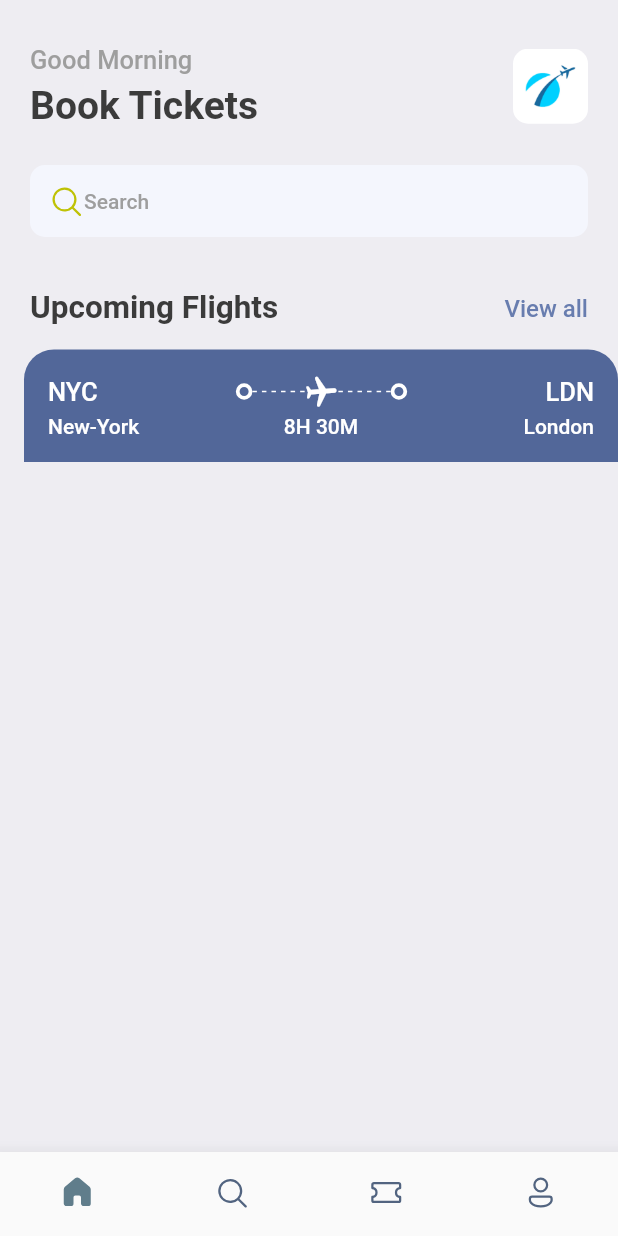
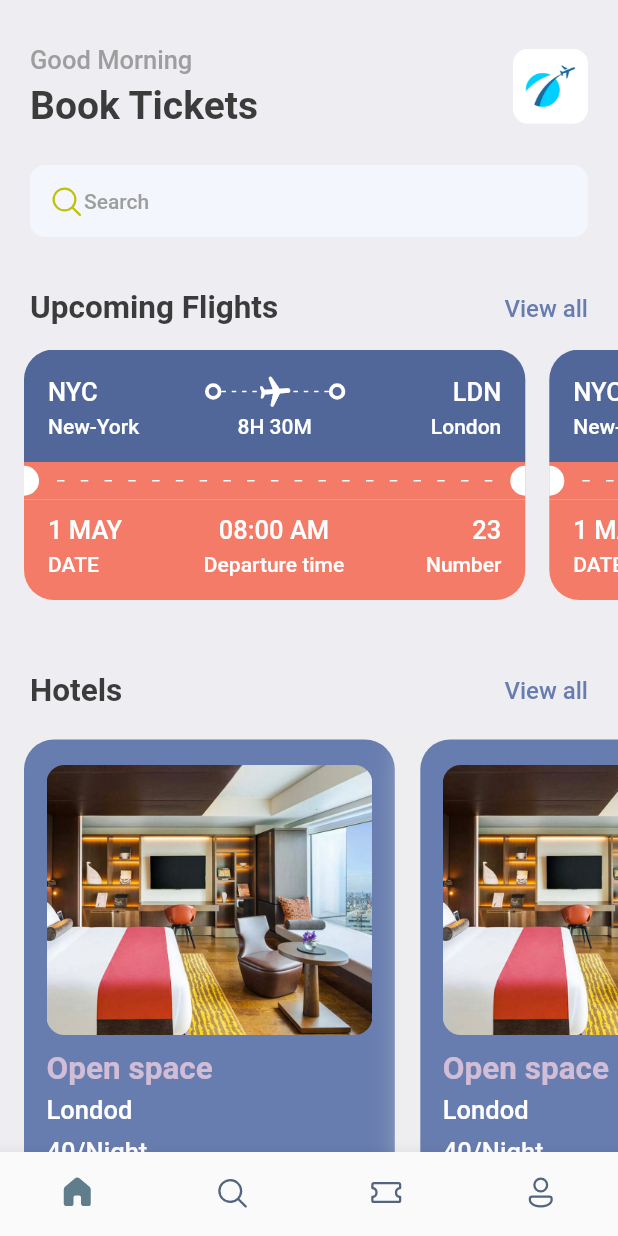
Before and after one commit to Shajjad002/flutterproject, a Flutter app: the screen it shows after launch, on a phone screen of 412 x 824 dp. Run offline on Flutter 3.47's test engine with Material 2 defaults, Android fonts, the phone set to English and light mode, and no system bars; our stand-ins replace fluentui_icons, gap.

Commit message:
Hotel screen

```diff
--- a/lib/screens/home_screen.dart
+++ b/lib/screens/home_screen.dart
@@ -1,6 +1,7 @@
 import 'package:fluentui_icons/fluentui_icons.dart';
 import 'package:flutter/material.dart';
 import 'package:flutter/cupertino.dart';
+import 'package:flutterproject/screens/hotel_screen.dart';
 import 'package:flutterproject/screens/ticket_view.dart';
 import 'package:flutterproject/utils/app_styles.dart';
 import 'package:gap/gap.dart';
@@ -78,7 +79,46 @@ class HomeScreen extends StatelessWidget{
             ),
           ),
           const Gap(15),
-          TicketView(),
+          SingleChildScrollView(
+            scrollDirection: Axis.horizontal,
+            padding: const EdgeInsets.only(left: 16),
+            child: Row(
+              children: [
+                TicketView(),
+                TicketView(),
+              ],
+            ),
+          ),
+          const Gap(15),
+          Container(
+            padding: const EdgeInsets.symmetric(horizontal: 20),
+             child: Row(
+                mainAxisAlignment: MainAxisAlignment.spaceBetween ,
+                children: [
+                  Text("Hotels", style: Styles.headLineStyle2,),
+                  InkWell(
+                      onTap: (){
+                        print("You are tapped");
+                      },
+                      child: Text("View all", style: Styles.textStyle.copyWith(color: Styles.primaryColor),
+                      )
+                  ),
+                ],
+              ),
+          ),
+          const Gap(15),
+          SingleChildScrollView(
+              scrollDirection: Axis.horizontal,
+              padding: const EdgeInsets.only(left: 16),
+              child:Row(
+                children: [
+                  HotelScreen(),
+                  HotelScreen(),
+                  HotelScreen(),
+                  HotelScreen(),
+                ],
+              )
+          ),
         ],
       ),
     );
--- /dev/null
+++ b/lib/screens/hotel_screen.dart
@@ -0,0 +1,60 @@
+import 'package:flutter/cupertino.dart';
+import 'package:flutter/material.dart';
+import 'package:flutterproject/utils/app_layout.dart';
+import 'package:flutterproject/utils/app_styles.dart';
+import 'package:gap/gap.dart';
+
+class HotelScreen extends StatelessWidget {
+  const HotelScreen({super.key});
+
+  @override
+  Widget build(BuildContext context) {
+    final size = AppLayout.getSize(context);
+    return Container(
+      width: size.width*0.6,
+      height: 350,
+      padding: const EdgeInsets.symmetric(horizontal: 15,vertical: 17),
+      margin: const EdgeInsets.only(right: 17, top: 5),
+      decoration: BoxDecoration(
+        color: Styles.primaryColor,
+        borderRadius: BorderRadius.circular(20),
+        boxShadow: [
+          BoxShadow(color: Colors.grey.shade200,blurRadius: 20,spreadRadius: 5,)
+        ]
+      ),
+      child: Column(
+        crossAxisAlignment: CrossAxisAlignment.start,
+        children: [
+          Container(
+            height: 180,
+            decoration: BoxDecoration(
+              borderRadius: BorderRadius.circular(12),
+              color: Styles.primaryColor,
+              image: const DecorationImage(
+               fit: BoxFit.cover,
+                  image: AssetImage(
+                      "assets/images/one.png"
+                  )
+              )
+            ),
+          ),
+          const Gap(10),
+          Text(
+            "Open space",
+            style: Styles.headLineStyle2.copyWith(color: Styles.kakiColor),
+          ),
+          const Gap(5),
+          Text(
+            "Londod",
+            style: Styles.headLineStyle3.copyWith(color: Colors.white),
+          ),
+          const Gap(8),
+          Text(
+            "40/Night",
+            style: Styles.headLineStyle3.copyWith(color: Colors.white),
+          ),
+        ],
+      ),
+    );
+  }
+}
--- a/lib/screens/ticket_view.dart
+++ b/lib/screens/ticket_view.dart
@@ -11,13 +11,14 @@ class TicketView extends StatelessWidget{
   Widget build(BuildContext context){
     final size = AppLayout.getSize(context);
     return SizedBox(
-      width: size.width,
+      width: size.width*0.85,
       height: 200,
       child: Container(
-        margin: const EdgeInsets.only(left: 16),
+        margin: const EdgeInsets.only(right: 16),
         child: Column(
           mainAxisSize: MainAxisSize.min,
           children: [
+            //showing the blue part of the card/ticket
             Container(
              decoration: const BoxDecoration(
                color: Color(0xFF526799),
@@ -75,7 +76,93 @@ class TicketView extends StatelessWidget{
                   )
                 ],
               ),
-            )
+            ),
+            //showing the orange part of the card/ticket
+            Container(
+              color:Styles.orangeColor, //const Color(0xFFF37B67),
+              child: Row(
+                children: [
+                  const SizedBox(height: 20,width: 10,
+                  child:DecoratedBox(
+                    decoration: BoxDecoration(
+                      color: Colors.white,
+                      borderRadius: BorderRadius.only(topRight:Radius.circular(10),bottomRight: Radius.circular(10))
+                    ),
+                  ) ,
+                  ),
+                  Expanded(child: Padding(
+                    padding: const EdgeInsets.all(12.0),
+                    child: LayoutBuilder(builder: (BuildContext context, BoxConstraints constraints) {
+                      return Flex(
+                        direction: Axis.horizontal,
+                        mainAxisAlignment: MainAxisAlignment.spaceBetween ,
+                        mainAxisSize: MainAxisSize.max,
+                        children: List.generate((constraints.constrainWidth()/15).floor(), (index) => const SizedBox(
+                          width: 5,height: 1,
+                          child: DecoratedBox(
+                            decoration: BoxDecoration(
+                              color: Colors.white,
+                            ),
+                          ),
+                        )),
+                      );
+                    },
+
+                    ),
+                  )),
+                  const SizedBox(height: 20,width: 10,
+                  child:DecoratedBox(
+                    decoration: BoxDecoration(
+                      color: Colors.white,
+                      borderRadius: BorderRadius.only(topLeft:Radius.circular(10),bottomLeft: Radius.circular(10))
+                    ),
+                  ) ,
+                  ),
+                ],
+              ),
+            ),
+            //Bottom part of the orange card/ticket
+            Container(
+              decoration: const BoxDecoration(
+                  color: Color(0xFFF37B67),
+                  borderRadius: const BorderRadius.only(bottomLeft: Radius.circular(20),bottomRight: Radius.circular(20))
+              ),
+              padding: const EdgeInsets.only(left: 16,top: 10,right: 16,bottom: 16),
+              child: Column(
+                children: [
+                  Row(
+                    mainAxisAlignment: MainAxisAlignment.spaceBetween,
+                    children: [
+                      Column(
+                        crossAxisAlignment: CrossAxisAlignment.start,
+                        children: [
+                          Text("1 MAY", style: Styles.headLineStyle3.copyWith(color: Colors.white)),
+                          const Gap(5),
+                          Text("DATE", style: Styles.headLineStyle4.copyWith(color: Colors.white)),
+                        ],
+                      ),
+                      Column(
+                        crossAxisAlignment: CrossAxisAlignment.center,
+                        children: [
+                          Text("08:00 AM", style: Styles.headLineStyle3.copyWith(color: Colors.white)),
+                          const Gap(5),
+                          Text("Departure time", style: Styles.headLineStyle4.copyWith(color: Colors.white)),
+                        ],
+                      ),
+                      Column(
+                        crossAxisAlignment: CrossAxisAlignment.end,
+                        children: [
+                          Text("23", style: Styles.headLineStyle3.copyWith(color: Colors.white)),
+                          const Gap(5),
+                          Text("Number", style: Styles.headLineStyle4.copyWith(color: Colors.white)),
+                        ],
+                      )
+                    ],
+
+                  ),
+                ],
+              ),
+            ),
           ],
         ),
       ),
--- a/lib/utils/app_styles.dart
+++ b/lib/utils/app_styles.dart
@@ -6,7 +6,8 @@ class Styles{
   static Color primaryColor = primary;
   static Color textColor = const Color(0xFF3b3b3b);
   static Color bgColor = const Color(0xFFeeedf2);
-  static Color orangeColor = const Color(0xFF526799);
+  static Color orangeColor = const Color(0xFFF37B67);
+  static Color kakiColor = const Color(0xFFd2bdd6);
   static TextStyle textStyle = TextStyle(fontSize: 16, color: textColor, fontWeight: FontWeight.w500);
   static TextStyle headLineStyle = TextStyle(fontSize: 26, color: textColor, fontWeight: FontWeight.bold);
   static TextStyle headLineStyle2 = TextStyle(fontSize: 21, color: textColor, fontWeight: FontWeight.bold);
```
